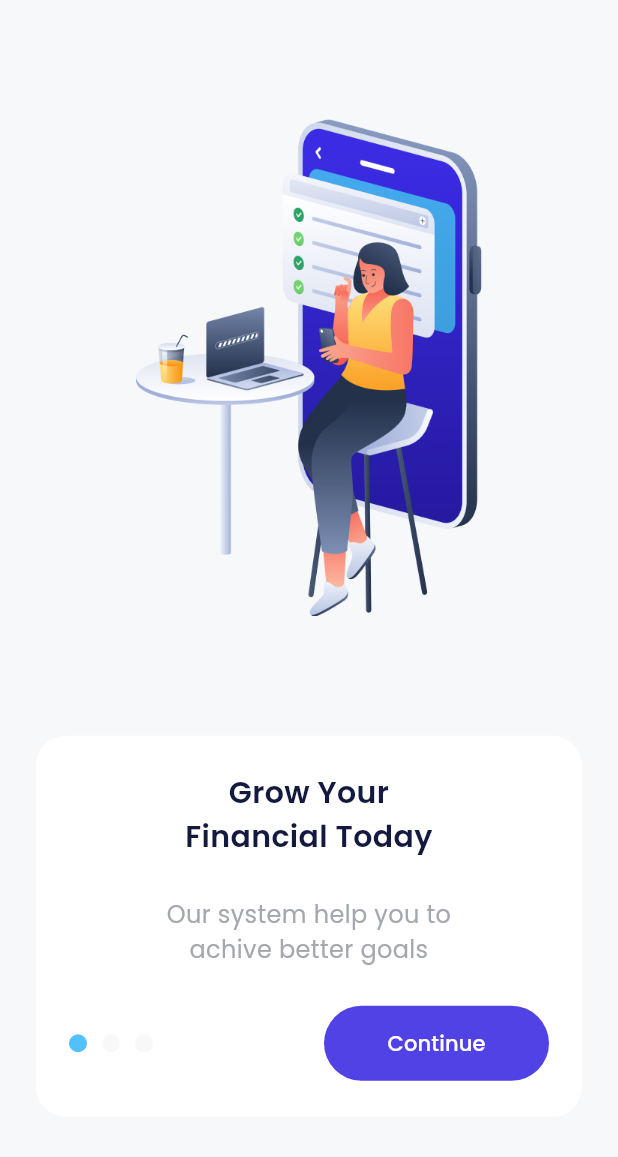
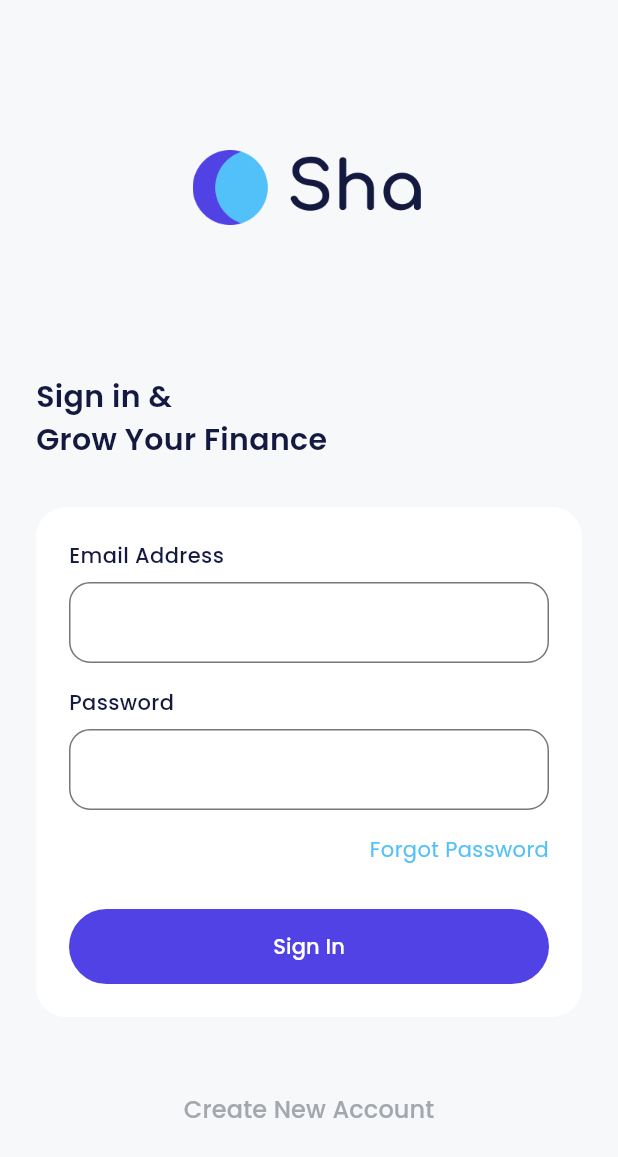
Before and after one commit to wfnur/bank_sha, a Flutter app: the screen it shows after launch, on a phone screen of 412 x 824 dp. Shown: the top 1157 px of the screen. Run offline on Flutter 3.47's test engine with Material 3 defaults, Android fonts, the phone set to English and light mode, and no system bars; drawn by our look-alikes of carousel_slider; our stand-ins replace google_fonts.

Commit message:
add sign in page

```diff
--- a/lib/ui/pages/onboarding_page.dart
+++ b/lib/ui/pages/onboarding_page.dart
@@ -1,4 +1,5 @@
 import 'package:bank_sha/shared/theme.dart';
+import 'package:bank_sha/ui/pages/sign_in_page.dart';
 import 'package:carousel_slider/carousel_slider.dart';
 import 'package:flutter/material.dart';
 
@@ -89,16 +90,14 @@ class _OnboardingPageState extends State<OnboardingPage> {
                       width: double.infinity,
                       height: 50,
                       child: TextButton(
-                        onPressed: (){
-                          carouselController.nextPage();
-                        },
+                        onPressed: (){},
                         style: TextButton.styleFrom(
                           backgroundColor: purpleColor,
                           shape: RoundedRectangleBorder(
                             borderRadius: BorderRadius.circular(56)
                           )
                         ),
-                        child:Text('Continue',style: whiteTextStyle,),
+                        child:Text('Get Started',style: whiteTextStyle,),
                       ),
                     ),
                     const SizedBox(height: 20,),
@@ -106,7 +105,13 @@ class _OnboardingPageState extends State<OnboardingPage> {
                       width: double.infinity,
                       height: 24,
                       child: TextButton(
-                        onPressed: (){},
+                        onPressed: (){
+                          Navigator.push(
+                            context,
+                            MaterialPageRoute(
+                              builder: (context) => const SignInPage())
+                          );
+                        },
                         style: TextButton.styleFrom(
                           padding: EdgeInsets.zero
                         ),
--- /dev/null
+++ b/lib/ui/pages/sign_in_page.dart
@@ -0,0 +1,130 @@
+import 'package:bank_sha/shared/theme.dart';
+import 'package:flutter/material.dart';
+
+class SignInPage extends StatelessWidget {
+const SignInPage({ Key? key }) : super(key: key);
+
+  @override
+  Widget build(BuildContext context){
+    return Scaffold(
+      backgroundColor: lightBackgroundColor,
+      body: ListView(
+        padding: const EdgeInsets.symmetric(
+          horizontal: 24,
+        ),
+        children: [
+          //Logo
+          Container(
+            width: 155,
+            height: 50,
+            margin: const EdgeInsets.only(top: 100,bottom: 100),
+            decoration: const BoxDecoration(
+              image: DecorationImage(image: AssetImage('assets/img_logo_light.png'))
+            ),
+          ),
+
+          //Caption
+          Text(
+            'Sign in &\nGrow Your Finance',
+            style: blackTextStyle.copyWith(
+              fontSize: 20,
+              fontWeight: semiBold
+            ),
+          ),
+          const SizedBox(height: 30,),
+
+          //Box
+          Container(
+            padding: const EdgeInsets.all(22),
+            decoration: BoxDecoration(
+              borderRadius: BorderRadius.circular(20),
+              color: whiteColor
+            ),
+            child: Column(
+              crossAxisAlignment: CrossAxisAlignment.start,
+              children: [
+                //EMAIL
+                Column(
+                  crossAxisAlignment: CrossAxisAlignment.start,
+                  children: [
+                    Text('Email Address',style: blackTextStyle.copyWith(fontWeight: medium),),
+                    const SizedBox(height: 8,),
+                    TextFormField(
+                      decoration: InputDecoration(
+                        border: OutlineInputBorder(
+                          borderRadius: BorderRadius.circular(14),
+                        ),
+                        contentPadding: const EdgeInsets.all(15)
+                      ),
+                    )
+
+                  ],
+                ),
+                const SizedBox(height: 16,),
+                //PASSWORD
+                Column(
+                  crossAxisAlignment: CrossAxisAlignment.start,
+                  children: [
+                    Text('Password',style: blackTextStyle.copyWith(fontWeight: medium),),
+                    const SizedBox(height: 8,),
+                    TextFormField(
+                      obscureText: true,
+                      decoration: InputDecoration(
+                        border: OutlineInputBorder(
+                          borderRadius: BorderRadius.circular(14),
+                        ),
+                        contentPadding: const EdgeInsets.all(15)
+                      ),
+                    )
+                  ],
+                ),
+                const SizedBox(height: 16,),
+                Align(
+                  alignment: Alignment.centerRight,
+                  child: Text('Forgot Password', style: blueTextStyle,),
+                ),
+                const SizedBox(height: 30,),
+                //Button Sign in
+                SizedBox(
+                      width: double.infinity,
+                      height: 50,
+                      child: TextButton(
+                        onPressed: (){},
+                        style: TextButton.styleFrom(
+                          backgroundColor: purpleColor,
+                          shape: RoundedRectangleBorder(
+                            borderRadius: BorderRadius.circular(56)
+                          )
+                        ),
+                        child:Text('Sign In',style: whiteTextStyle,),
+                      ),
+                    ),
+              ]
+            ),
+          ),
+          const SizedBox(height: 50,),
+
+          //Create new Accout
+          SizedBox(
+              width: double.infinity,
+              height: 24,
+              child: TextButton(
+                onPressed: (){
+                  // Navigator.push(
+                  //   context,
+                  //   MaterialPageRoute(
+                  //     builder: (context) => const SignInPage())
+                  // );
+                },
+                style: TextButton.styleFrom(
+                  padding: EdgeInsets.zero
+                ),
+                child:Text('Create New Account',style: greyTextStyle.copyWith(fontSize: 16),),
+              ),
+            )
+
+        ],
+      ),
+    );
+  }
+}
--- a/lib/ui/pages/splash_page.dart
+++ b/lib/ui/pages/splash_page.dart
@@ -2,6 +2,7 @@ import 'dart:async';
 
 import 'package:bank_sha/shared/theme.dart';
 import 'package:bank_sha/ui/pages/onboarding_page.dart';
+import 'package:bank_sha/ui/pages/sign_in_page.dart';
 import 'package:flutter/material.dart';
 
 class SplashPage extends StatefulWidget {
@@ -19,7 +20,8 @@ class _SplashPageState extends State<SplashPage> {
     Timer(const Duration(seconds: 2), () {
       Navigator.push(context,
       MaterialPageRoute(
-        builder: (context) => const OnboardingPage()));
+        // builder: (context) => const OnboardingPage()));
+        builder: (context) => const SignInPage()));
     });
   }
 
```
